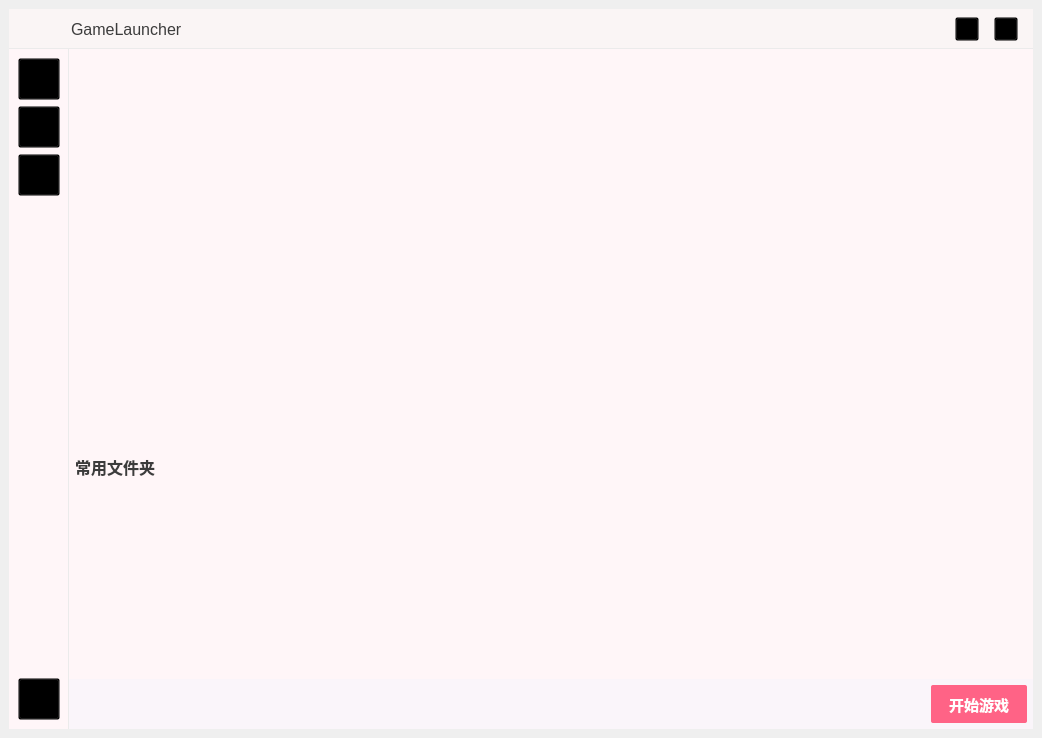
Qt form ui/Main.ui (ichinoseyuu/GameLauncher) before a commit.
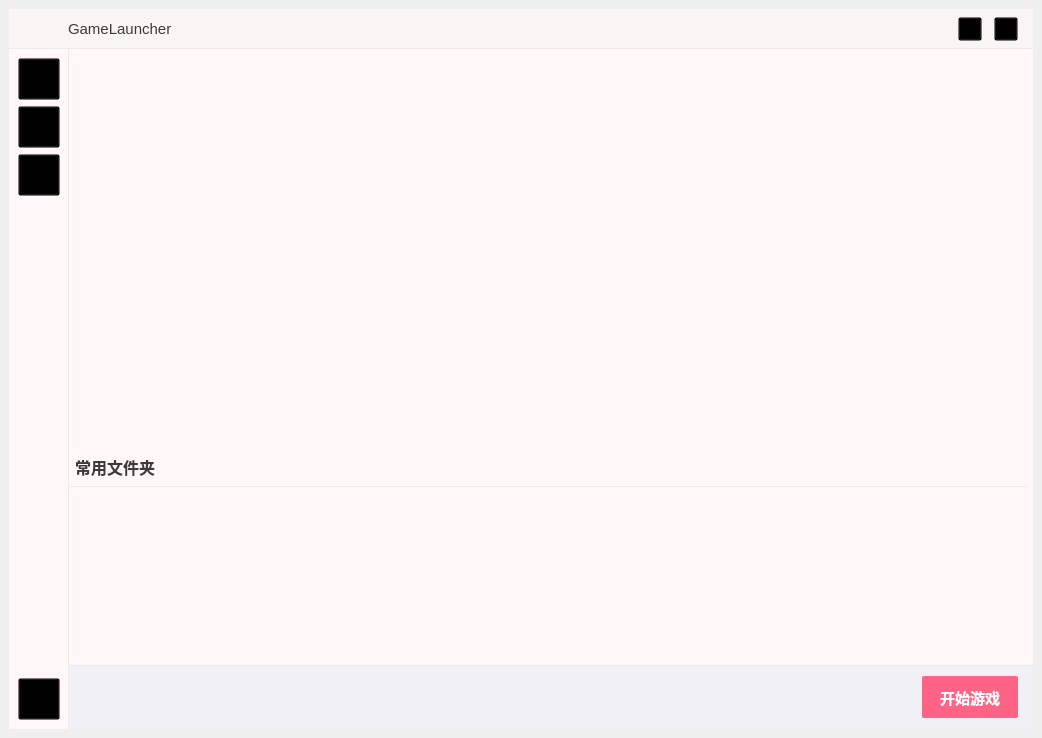
The same form after that commit. The open tabs and pages were chosen to show the change. Icons and pictures are not drawn.

Patch:
```diff
--- a/ui/Main.ui
+++ b/ui/Main.ui
@@ -33,7 +33,7 @@
 
 #Title {
 	font-family: &quot;微软雅黑&quot;;
-    font: 12pt;
+    font: 11pt;
     border: none;
     background-color: transparent;
     color: rgb(60, 60, 60);
@@ -209,6 +209,7 @@
 
 #FunctionWidget {
     background: rgb(255, 246, 248);
+	border-bottom: 1px solid rgb(235, 235, 235)
 }
 
 #FunctionTitleLabel{
@@ -242,7 +243,8 @@
 }
 
 #BottomWidget{
-    background-color: rgb(250, 245, 250);
+    background-color: rgb(240, 240, 245);
+	border-top: 1px solid rgb(235, 235, 235);
 }
 
 #ButtonPlay {
@@ -422,7 +424,7 @@
       </property>
       <layout class="QHBoxLayout">
        <property name="spacing">
-        <number>15</number>
+        <number>12</number>
        </property>
        <property name="leftMargin">
         <number>15</number>
@@ -966,7 +968,7 @@
                 <x>0</x>
                 <y>0</y>
                 <width>964</width>
-                <height>630</height>
+                <height>616</height>
                </rect>
               </property>
               <property name="minimumSize">
@@ -1188,7 +1190,7 @@
                  <property name="minimumSize">
                   <size>
                    <width>958</width>
-                   <height>192</height>
+                   <height>178</height>
                   </size>
                  </property>
                  <property name="maximumSize">
@@ -1225,30 +1227,30 @@
              <property name="minimumSize">
               <size>
                <width>0</width>
-               <height>50</height>
+               <height>64</height>
               </size>
              </property>
              <property name="maximumSize">
               <size>
                <width>16777215</width>
-               <height>50</height>
+               <height>64</height>
               </size>
              </property>
              <layout class="QHBoxLayout" name="horizontalLayout_2">
               <property name="spacing">
-               <number>0</number>
+               <number>15</number>
               </property>
               <property name="leftMargin">
-               <number>6</number>
+               <number>15</number>
               </property>
               <property name="topMargin">
-               <number>6</number>
+               <number>0</number>
               </property>
               <property name="rightMargin">
-               <number>6</number>
+               <number>15</number>
               </property>
               <property name="bottomMargin">
-               <number>6</number>
+               <number>0</number>
               </property>
               <item>
                <spacer name="horizontalSpacer">
@@ -1268,13 +1270,13 @@
                 <property name="minimumSize">
                  <size>
                   <width>96</width>
-                  <height>38</height>
+                  <height>42</height>
                  </size>
                 </property>
                 <property name="maximumSize">
                  <size>
                   <width>96</width>
-                  <height>38</height>
+                  <height>42</height>
                  </size>
                 </property>
                 <property name="text">
```
Left out of the diff: 133 changed lines with no effect on the pictures.
